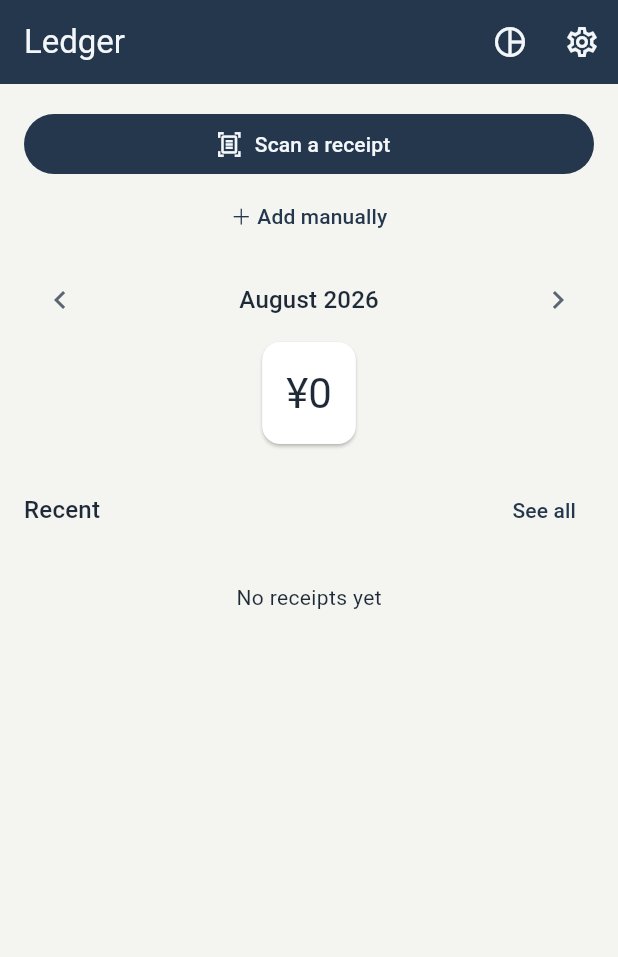
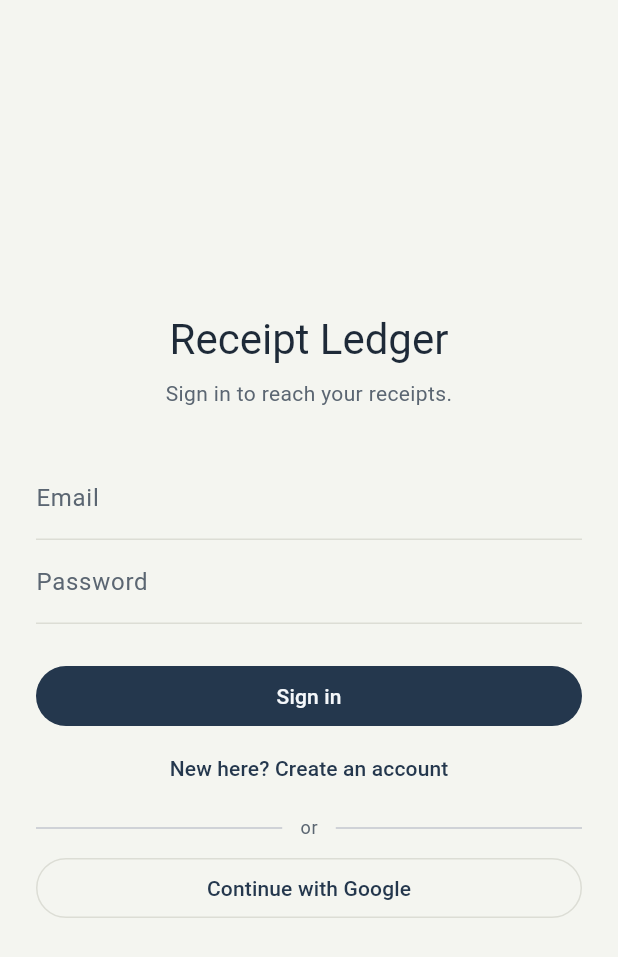
Before and after one commit to ansonlo373/receipt_ledger, a Flutter app: the screen it shows after launch, on a phone screen of 412 x 824 dp. Shown: the top 957 px of the screen. Run offline on Flutter 3.47's test engine with Material 3 defaults, Android fonts, the phone set to English and light mode, and no system bars; our stand-ins replace drift, firebase_auth, firebase_core, google_sign_in, shared_preferences; missing offline and left inert: google_mlkit_document_scanner, google_mlkit_text_recognition; accounts and stored records are empty; generated files the repository leaves out were written again.

Commit message:
Add Firebase sign-in (Google + email/password)
Bootstraps Firebase on Android and puts a real account behind the app.

- Firebase Core init in main.dart, generated firebase_options.dart and
  google-services.json, Google Services Gradle plugin, INTERNET permission.
- AuthService wraps Firebase Auth and the google_sign_in v7 API; AuthGate
  swaps between SignInScreen and the dashboard off authStateChanges().
- authErrorMessage() turns Firebase error codes into readable text, keeping
  wrong-password and unknown-account identical so the screen cannot be used
  to probe which emails are registered.
- Settings gains the signed-in email and a confirmed sign-out.

Data is deliberately still local SQLite this commit, shared regardless of who
signs in; moving receipts to per-user Firestore is the next step.

A pre-commit hook plus .gitignore rules block credential files (.env, keys)
from ever being committed, ahead of the Gemini key arriving later.

Co-Authored-By: Claude Opus 5 <noreply@anthropic.com>

```diff
--- a/lib/main.dart
+++ b/lib/main.dart
@@ -1,19 +1,29 @@
 import 'dart:async';
 
+import 'package:firebase_core/firebase_core.dart';
 import 'package:flutter/material.dart';
 import 'package:receipt_ledger/data/receipt_repository.dart';
 import 'package:receipt_ledger/data/receipts_database.dart';
-import 'package:receipt_ledger/screens/dashboard_screen.dart';
+import 'package:receipt_ledger/firebase_options.dart';
+import 'package:receipt_ledger/screens/auth_gate.dart';
+import 'package:receipt_ledger/services/auth_service.dart';
 import 'package:receipt_ledger/theme/app_theme.dart';
 import 'package:receipt_ledger/theme/theme_controller.dart';
 
 void main() async {
   WidgetsFlutterBinding.ensureInitialized();
+  await Firebase.initializeApp(options: DefaultFirebaseOptions.currentPlatform);
   final themeController = ThemeController();
   await themeController.load();
   final repository = DriftReceiptRepository(ReceiptsDatabase());
   unawaited(repository.purgeExpiredTrash());
-  runApp(MyApp(repository: repository, themeController: themeController));
+  runApp(
+    MyApp(
+      repository: repository,
+      themeController: themeController,
+      authService: AuthService(),
+    ),
+  );
 }
 
 class MyApp extends StatelessWidget {
@@ -21,10 +31,12 @@ class MyApp extends StatelessWidget {
     super.key,
     required this.repository,
     required this.themeController,
+    required this.authService,
   });
 
   final ReceiptRepository repository;
   final ThemeController themeController;
+  final AuthService authService;
 
   @override
   Widget build(BuildContext context) {
@@ -36,7 +48,8 @@ class MyApp extends StatelessWidget {
           theme: AppTheme.light,
           darkTheme: AppTheme.dark,
           themeMode: mode,
-          home: DashboardScreen(
+          home: AuthGate(
+            authService: authService,
             repository: repository,
             themeController: themeController,
           ),
--- /dev/null
+++ b/lib/screens/auth_gate.dart
@@ -0,0 +1,48 @@
+import 'package:firebase_auth/firebase_auth.dart';
+import 'package:flutter/material.dart';
+import 'package:receipt_ledger/data/receipt_repository.dart';
+import 'package:receipt_ledger/screens/dashboard_screen.dart';
+import 'package:receipt_ledger/screens/sign_in_screen.dart';
+import 'package:receipt_ledger/services/auth_service.dart';
+import 'package:receipt_ledger/theme/theme_controller.dart';
+
+/// Decides between the sign-in screen and the app itself, so no other screen
+/// has to ask whether anyone is signed in.
+class AuthGate extends StatelessWidget {
+  const AuthGate({
+    super.key,
+    required this.authService,
+    required this.repository,
+    required this.themeController,
+  });
+
+  final AuthService authService;
+  final ReceiptRepository repository;
+  final ThemeController themeController;
+
+  @override
+  Widget build(BuildContext context) {
+    return StreamBuilder<User?>(
+      stream: authService.authStateChanges(),
+      builder: (context, snapshot) {
+        // The first event carries the restored session, so waiting here
+        // avoids showing the sign-in screen for a frame on every launch.
+        if (snapshot.connectionState == ConnectionState.waiting) {
+          return const Scaffold(
+            body: Center(child: CircularProgressIndicator()),
+          );
+        }
+
+        if (snapshot.data == null) {
+          return SignInScreen(authService: authService);
+        }
+
+        return DashboardScreen(
+          repository: repository,
+          themeController: themeController,
+          authService: authService,
+        );
+      },
+    );
+  }
+}
--- /dev/null
+++ b/lib/screens/sign_in_screen.dart
@@ -0,0 +1,200 @@
+import 'package:firebase_auth/firebase_auth.dart';
+import 'package:flutter/material.dart';
+import 'package:receipt_ledger/services/auth_service.dart';
+import 'package:receipt_ledger/utils/auth_error_messages.dart';
+
+class SignInScreen extends StatefulWidget {
+  const SignInScreen({super.key, required this.authService});
+
+  final AuthService authService;
+
+  @override
+  State<SignInScreen> createState() => _SignInScreenState();
+}
+
+class _SignInScreenState extends State<SignInScreen> {
+  final _formKey = GlobalKey<FormState>();
+  final _emailController = TextEditingController();
+  final _passwordController = TextEditingController();
+
+  /// One screen serves both jobs — the fields are identical, only the button
+  /// and the call behind it differ.
+  bool _registering = false;
+  bool _busy = false;
+  String? _error;
+
+  @override
+  void dispose() {
+    _emailController.dispose();
+    _passwordController.dispose();
+    super.dispose();
+  }
+
+  /// Runs [action], showing a spinner and surfacing any auth failure as
+  /// readable text. On success the auth state stream swaps this screen out,
+  /// so there's nothing to navigate to here.
+  Future<void> _run(Future<void> Function() action) async {
+    setState(() {
+      _busy = true;
+      _error = null;
+    });
+    try {
+      await action();
+    } on FirebaseAuthException catch (e) {
+      if (mounted) setState(() => _error = authErrorMessage(e));
+    } catch (e) {
+      if (mounted) setState(() => _error = 'Could not sign in. Please try again.');
+    } finally {
+      if (mounted) setState(() => _busy = false);
+    }
+  }
+
+  Future<void> _submitEmail() async {
+    if (!_formKey.currentState!.validate()) return;
+    final email = _emailController.text;
+    final password = _passwordController.text;
+    await _run(() async {
+      if (_registering) {
+        await widget.authService.registerWithEmail(
+          email: email,
+          password: password,
+        );
+      } else {
+        await widget.authService.signInWithEmail(
+          email: email,
+          password: password,
+        );
+      }
+    });
+  }
+
+  @override
+  Widget build(BuildContext context) {
+    final theme = Theme.of(context);
+    return Scaffold(
+      body: SafeArea(
+        child: Center(
+          child: SingleChildScrollView(
+            padding: const EdgeInsets.all(24),
+            child: ConstrainedBox(
+              constraints: const BoxConstraints(maxWidth: 400),
+              child: Form(
+                key: _formKey,
+                child: Column(
+                  mainAxisSize: MainAxisSize.min,
+                  crossAxisAlignment: CrossAxisAlignment.stretch,
+                  children: [
+                    Text(
+                      'Receipt Ledger',
+                      style: theme.textTheme.headlineMedium,
+                      textAlign: TextAlign.center,
+                    ),
+                    const SizedBox(height: 8),
+                    Text(
+                      _registering
+                          ? 'Create an account to keep your receipts backed up.'
+                          : 'Sign in to reach your receipts.',
+                      style: theme.textTheme.bodyMedium?.copyWith(
+                        color: theme.colorScheme.onSurfaceVariant,
+                      ),
+                      textAlign: TextAlign.center,
+                    ),
+                    const SizedBox(height: 32),
+                    TextFormField(
+                      controller: _emailController,
+                      decoration: const InputDecoration(labelText: 'Email'),
+                      keyboardType: TextInputType.emailAddress,
+                      autocorrect: false,
+                      textInputAction: TextInputAction.next,
+                      validator: (value) {
+                        final text = value?.trim() ?? '';
+                        if (text.isEmpty) return 'Enter your email';
+                        if (!text.contains('@')) return 'Enter a valid email';
+                        return null;
+                      },
+                    ),
+                    TextFormField(
+                      controller: _passwordController,
+                      decoration: const InputDecoration(labelText: 'Password'),
+                      obscureText: true,
+                      textInputAction: TextInputAction.done,
+                      onFieldSubmitted: (_) => _busy ? null : _submitEmail(),
+                      validator: (value) {
+                        if (value == null || value.isEmpty) {
+                          return 'Enter your password';
+                        }
+                        // Only enforced when creating an account; an existing
+                        // short password should still be allowed to sign in.
+                        if (_registering && value.length < 6) {
+                          return 'Use at least 6 characters';
+                        }
+                        return null;
+                      },
+                    ),
+                    if (_error != null) ...[
+                      const SizedBox(height: 16),
+                      Text(
+                        _error!,
+                        style: theme.textTheme.bodyMedium?.copyWith(
+                          color: theme.colorScheme.error,
+                        ),
+                        textAlign: TextAlign.center,
+                      ),
+                    ],
+                    const SizedBox(height: 24),
+                    FilledButton(
+                      onPressed: _busy ? null : _submitEmail,
+                      child: _busy
+                          ? const SizedBox(
+                              height: 20,
+                              width: 20,
+                              child: CircularProgressIndicator(strokeWidth: 2),
+                            )
+                          : Text(_registering ? 'Create account' : 'Sign in'),
+                    ),
+                    TextButton(
+                      onPressed: _busy
+                          ? null
+                          : () => setState(() {
+                              _registering = !_registering;
+                              _error = null;
+                            }),
+                      child: Text(
+                        _registering
+                            ? 'Already have an account? Sign in'
+                            : 'New here? Create an account',
+                      ),
+                    ),
+                    const SizedBox(height: 8),
+                    Row(
+                      children: [
+                        const Expanded(child: Divider()),
+                        Padding(
+                          padding: const EdgeInsets.symmetric(horizontal: 12),
+                          child: Text(
+                            'or',
+                            style: theme.textTheme.bodySmall?.copyWith(
+                              color: theme.colorScheme.onSurfaceVariant,
+                            ),
+                          ),
+                        ),
+                        const Expanded(child: Divider()),
+                      ],
+                    ),
+                    const SizedBox(height: 8),
+                    OutlinedButton(
+                      onPressed: _busy
+                          ? null
+                          : () => _run(widget.authService.signInWithGoogle),
+                      child: const Text('Continue with Google'),
+                    ),
+                  ],
+                ),
+              ),
+            ),
+          ),
+        ),
+      ),
+    );
+  }
+}
--- /dev/null
+++ b/lib/services/auth_service.dart
@@ -0,0 +1,71 @@
+import 'package:firebase_auth/firebase_auth.dart';
+import 'package:google_sign_in/google_sign_in.dart';
+
+/// Thin wrapper over Firebase Auth, so screens don't import Firebase types
+/// directly and the Google Sign-In dance lives in one place.
+class AuthService {
+  AuthService({FirebaseAuth? auth}) : _auth = auth ?? FirebaseAuth.instance;
+
+  final FirebaseAuth _auth;
+  bool _googleInitialized = false;
+
+  /// Fires on sign-in, sign-out, and once at startup with the restored
+  /// session (or null). [AuthGate] listens to this to decide what to show.
+  Stream<User?> authStateChanges() => _auth.authStateChanges();
+
+  User? get currentUser => _auth.currentUser;
+
+  Future<void> signInWithEmail({
+    required String email,
+    required String password,
+  }) async {
+    await _auth.signInWithEmailAndPassword(
+      email: email.trim(),
+      password: password,
+    );
+  }
+
+  Future<void> registerWithEmail({
+    required String email,
+    required String password,
+  }) async {
+    await _auth.createUserWithEmailAndPassword(
+      email: email.trim(),
+      password: password,
+    );
+  }
+
+  /// Signs in with Google, then exchanges the Google identity for a Firebase
+  /// one so the rest of the app only ever deals with a Firebase [User].
+  Future<void> signInWithGoogle() async {
+    final google = GoogleSignIn.instance;
+    if (!_googleInitialized) {
+      // serverClientId is read from google-services.json's web OAuth client
+      // (client_type 3) on Android, so it doesn't need passing explicitly.
+      await google.initialize();
+      _googleInitialized = true;
+    }
+
+    final account = await google.authenticate();
+    final idToken = account.authentication.idToken;
+    if (idToken == null) {
+      throw FirebaseAuthException(
+        code: 'missing-google-id-token',
+        message: 'Google did not return a usable sign-in token.',
+      );
+    }
+
+    await _auth.signInWithCredential(
+      GoogleAuthProvider.credential(idToken: idToken),
+    );
+  }
+
+  Future<void> signOut() async {
+    // Sign out of Google too, otherwise the next Google sign-in silently
+    // reuses the same account instead of offering the picker.
+    if (_googleInitialized) {
+      await GoogleSignIn.instance.signOut();
+    }
+    await _auth.signOut();
+  }
+}
--- /dev/null
+++ b/lib/utils/auth_error_messages.dart
@@ -0,0 +1,33 @@
+import 'package:firebase_auth/firebase_auth.dart';
+
+/// Turns a [FirebaseAuthException] into something worth showing a person.
+///
+/// Firebase's own `e.message` is written for developers ("The supplied auth
+/// credential is malformed or has expired."), so the common cases get their
+/// own wording. Anything unrecognised falls through to Firebase's text
+/// rather than a useless generic — an unfamiliar-but-specific message beats
+/// "Something went wrong".
+String authErrorMessage(FirebaseAuthException e) {
+  switch (e.code) {
+    case 'invalid-credential':
+    case 'wrong-password':
+    case 'user-not-found':
+      // Deliberately identical for all three: saying "no account with that
+      // email" would confirm to a stranger which emails are registered.
+      return 'Wrong email or password.';
+    case 'email-already-in-use':
+      return 'That email already has an account. Try signing in.';
+    case 'weak-password':
+      return 'Use a password of at least 6 characters.';
+    case 'invalid-email':
+      return 'That does not look like an email address.';
+    case 'network-request-failed':
+      return 'No connection. Check your network and try again.';
+    case 'too-many-requests':
+      return 'Too many attempts. Wait a moment and try again.';
+    case 'user-disabled':
+      return 'This account has been disabled.';
+    default:
+      return e.message ?? 'Could not sign in. Please try again.';
+  }
+}
--- a/pubspec.yaml
+++ b/pubspec.yaml
@@ -43,6 +43,9 @@ dependencies:
   shared_preferences: ^2.5.3
   google_mlkit_document_scanner: ^0.5.0
   google_mlkit_text_recognition: ^0.16.0
+  firebase_core: ^4.13.0
+  firebase_auth: ^6.5.7
+  google_sign_in: ^7.2.0
 
 dev_dependencies:
   flutter_test:
```
Also changed, not shown: lib/screens/dashboard_screen.dart (+7 -1 lines), lib/screens/settings_screen.dart (+54 -2 lines), firebase.json (added), lib/firebase_options.dart (added), pubspec.lock, 10 other files.
